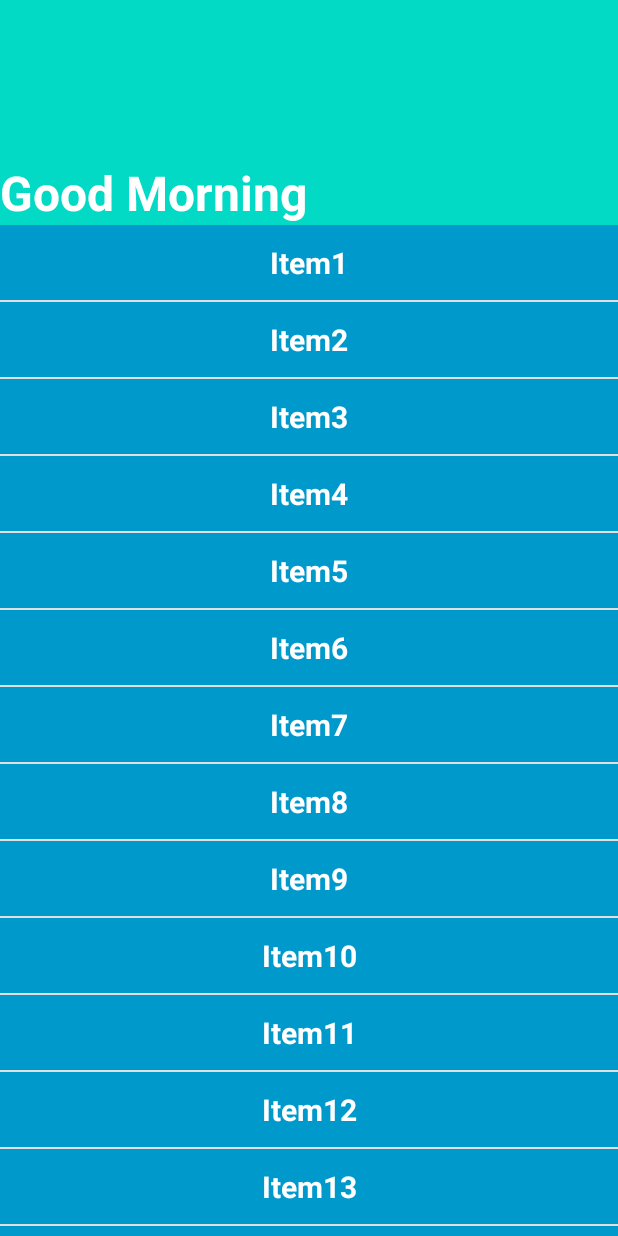
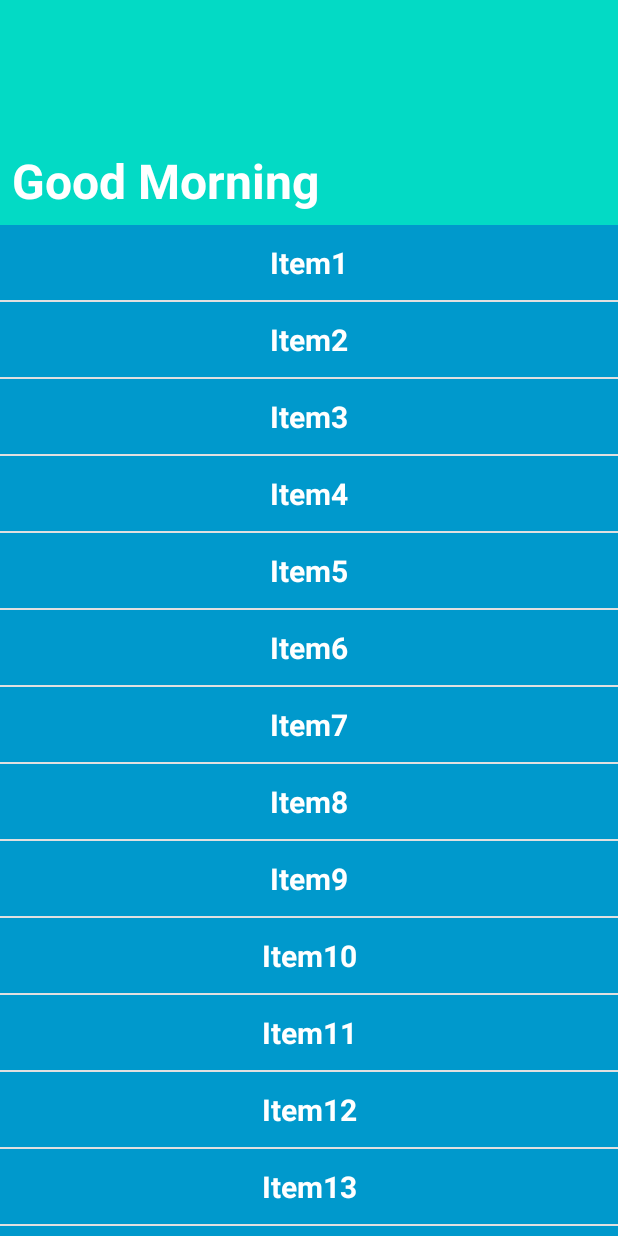
Before and after one commit to informramiz/common-ui-views, an Android app: the screen it shows after launch (MainActivity), on a phone screen of 412 x 824 dp. Run offline under Robolectric (Android 15) with nearby library versions, the phone set to English and light mode, and no system bars.

Commit message:
refactor: Minor UI change

```diff
--- a/CommonUIViews/app/src/main/res/xml/appbar_layout_motion.xml
+++ b/CommonUIViews/app/src/main/res/xml/appbar_layout_motion.xml
@@ -18,6 +18,8 @@
             android:layout_height="wrap_content"
             android:scaleY="1"
             android:scaleX="1"
+            android:layout_marginBottom="8dp"
+            android:layout_marginStart="8dp"
             app:layout_constraintBottom_toBottomOf="parent"
             app:layout_constraintStart_toStartOf="parent"/>
     </ConstraintSet>
```
